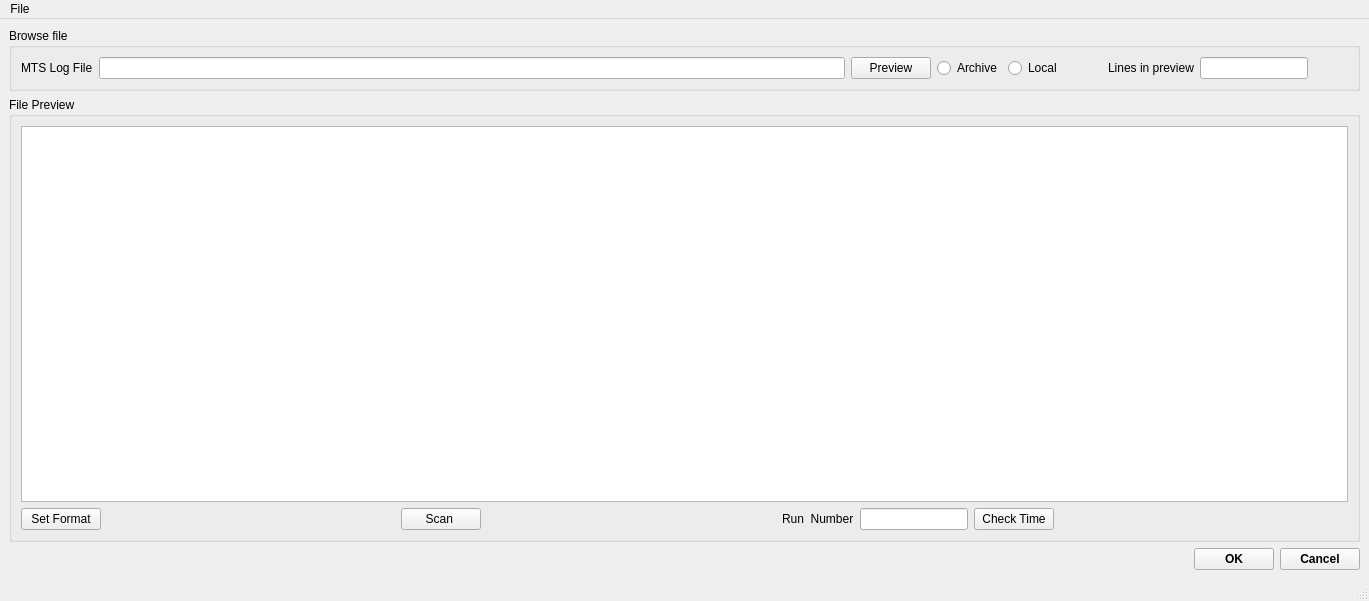
First picture: the form in src/interface/gui/ui_loadVulcanMTSLogFile.ui, repository neutrons/PyVDrive, before the edit.
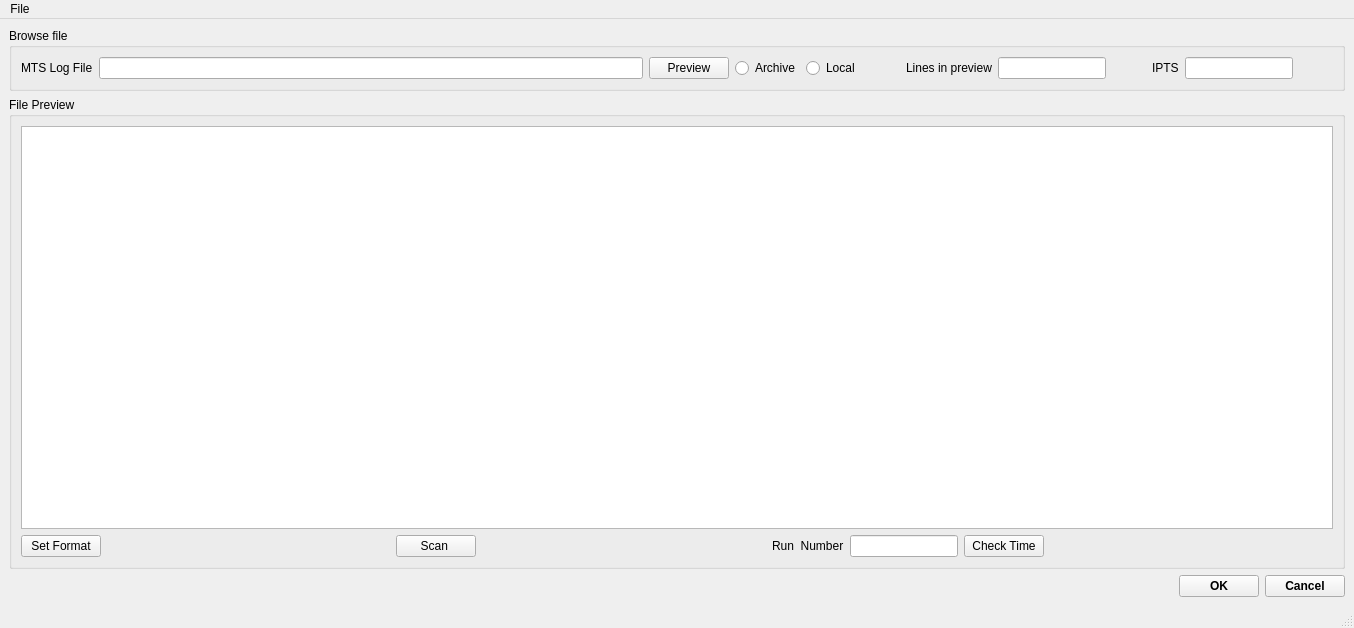
Second picture: the form after the edit. Custom widgets are drawn as their Qt base class.

Commit message: Refs #48. Fixed some issues with load MTS file window (not finished).

```diff
--- a/src/interface/gui/ui_loadVulcanMTSLogFile.ui
+++ b/src/interface/gui/ui_loadVulcanMTSLogFile.ui
@@ -9,8 +9,8 @@
    <rect>
     <x>0</x>
     <y>0</y>
-    <width>1369</width>
-    <height>601</height>
+    <width>1354</width>
+    <height>628</height>
    </rect>
   </property>
   <property name="windowTitle">
@@ -143,6 +143,22 @@
          </property>
         </widget>
        </item>
+       <item row="0" column="11">
+        <spacer name="horizontalSpacer_3">
+         <property name="orientation">
+          <enum>Qt::Horizontal</enum>
+         </property>
+         <property name="sizeType">
+          <enum>QSizePolicy::Preferred</enum>
+         </property>
+         <property name="sizeHint" stdset="0">
+          <size>
+           <width>40</width>
+           <height>20</height>
+          </size>
+         </property>
+        </spacer>
+       </item>
        <item row="0" column="3">
         <widget class="QRadioButton" name="radioButton_browseArchive">
          <property name="text">
@@ -150,22 +166,6 @@
          </property>
         </widget>
        </item>
-       <item row="0" column="10">
-        <spacer name="horizontalSpacer_3">
-         <property name="orientation">
-          <enum>Qt::Horizontal</enum>
-         </property>
-         <property name="sizeType">
-          <enum>QSizePolicy::Preferred</enum>
-         </property>
-         <property name="sizeHint" stdset="0">
-          <size>
-           <width>40</width>
-           <height>20</height>
-          </size>
-         </property>
-        </spacer>
-       </item>
        <item row="0" column="6">
         <widget class="QLabel" name="label_2">
          <property name="text">
@@ -203,6 +203,39 @@
          </property>
         </widget>
        </item>
+       <item row="0" column="9">
+        <widget class="QLabel" name="label_4">
+         <property name="text">
+          <string>IPTS</string>
+         </property>
+        </widget>
+       </item>
+       <item row="0" column="8">
+        <spacer name="horizontalSpacer_7">
+         <property name="orientation">
+          <enum>Qt::Horizontal</enum>
+         </property>
+         <property name="sizeType">
+          <enum>QSizePolicy::Preferred</enum>
+         </property>
+         <property name="sizeHint" stdset="0">
+          <size>
+           <width>40</width>
+           <height>20</height>
+          </size>
+         </property>
+        </spacer>
+       </item>
+       <item row="0" column="10">
+        <widget class="QLineEdit" name="lineEdit_ipts">
+         <property name="sizePolicy">
+          <sizepolicy hsizetype="Preferred" vsizetype="Fixed">
+           <horstretch>0</horstretch>
+           <verstretch>0</verstretch>
+          </sizepolicy>
+         </property>
+        </widget>
+       </item>
       </layout>
      </widget>
     </item>
@@ -256,8 +289,8 @@
     <rect>
      <x>0</x>
      <y>0</y>
-     <width>1369</width>
-     <height>22</height>
+     <width>1354</width>
+     <height>25</height>
     </rect>
    </property>
    <widget class="QMenu" name="menuFile">
```
The commit also changes 1 other file.
